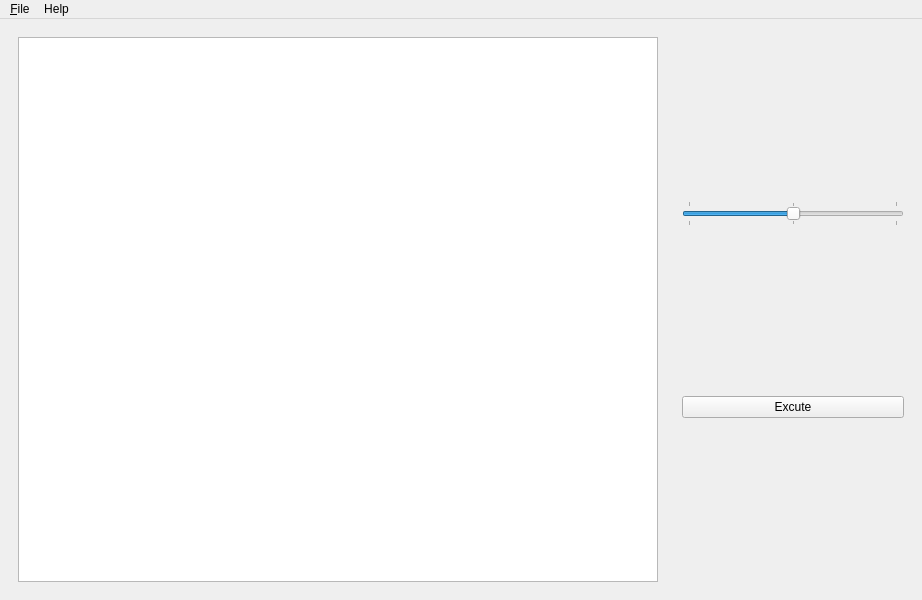
Old version of the form SimpleGraphicsEditor.ui in the repository Uskt2i/SimpleGraphicsEditor.
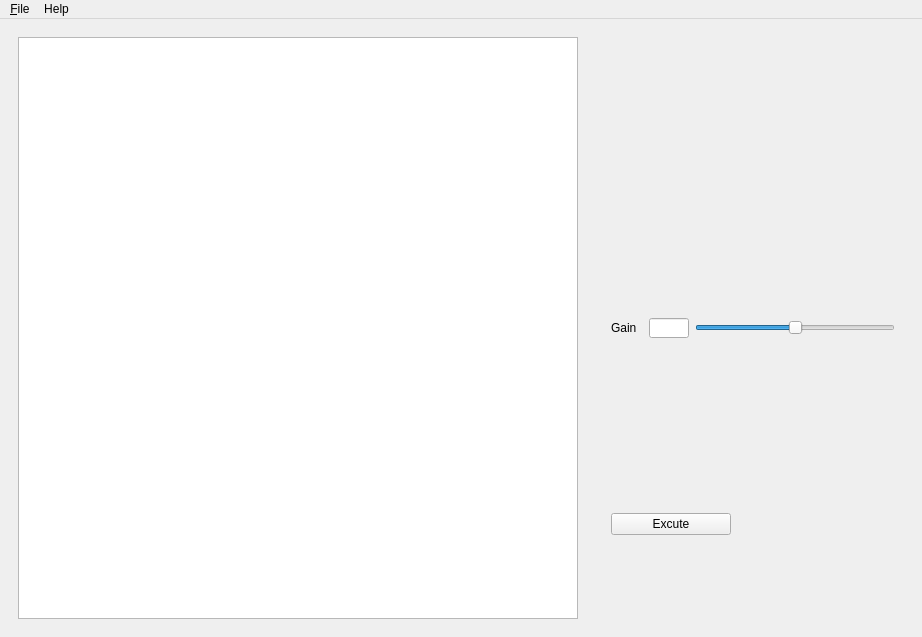
New version of the form.

```diff
--- a/SimpleGraphicsEditor.ui
+++ b/SimpleGraphicsEditor.ui
@@ -7,7 +7,7 @@
     <x>0</x>
     <y>0</y>
     <width>922</width>
-    <height>600</height>
+    <height>637</height>
    </rect>
   </property>
   <property name="windowTitle">
@@ -17,6 +17,12 @@
    <layout class="QHBoxLayout" name="horizontalLayout">
     <item>
      <widget class="QWidget" name="widget" native="true">
+      <property name="maximumSize">
+       <size>
+        <width>1280</width>
+        <height>720</height>
+       </size>
+      </property>
       <layout class="QVBoxLayout" name="verticalLayout">
        <property name="leftMargin">
         <number>9</number>
@@ -28,8 +34,8 @@
         <widget class="QGraphicsView" name="graphicsView">
          <property name="minimumSize">
           <size>
-           <width>640</width>
-           <height>360</height>
+           <width>0</width>
+           <height>0</height>
           </size>
          </property>
         </widget>
@@ -41,50 +47,102 @@
      <widget class="QWidget" name="widget_2" native="true">
       <property name="minimumSize">
        <size>
-        <width>240</width>
+        <width>320</width>
         <height>0</height>
        </size>
       </property>
+      <property name="maximumSize">
+       <size>
+        <width>320</width>
+        <height>16777215</height>
+       </size>
+      </property>
       <layout class="QVBoxLayout" name="verticalLayout_2">
        <item>
-        <widget class="QSlider" name="horizontalSlider">
+        <widget class="QWidget" name="widget_3" native="true">
          <property name="enabled">
-          <bool>true</bool>
-         </property>
-         <property name="maximum">
-          <number>2</number>
-         </property>
-         <property name="pageStep">
-          <number>10</number>
-         </property>
-         <property name="value">
-          <number>1</number>
-         </property>
-         <property name="sliderPosition">
-          <number>1</number>
-         </property>
-         <property name="orientation">
-          <enum>Qt::Horizontal</enum>
-         </property>
-         <property name="invertedAppearance">
           <bool>false</bool>
          </property>
-         <property name="invertedControls">
-          <bool>false</bool>
-         </property>
-         <property name="tickPosition">
-          <enum>QSlider::TicksBothSides</enum>
-         </property>
-         <property name="tickInterval">
-          <number>1</number>
-         </property>
+         <layout class="QVBoxLayout" name="verticalLayout_3"/>
         </widget>
        </item>
        <item>
-        <widget class="QPushButton" name="pushButton">
-         <property name="text">
-          <string>Excute</string>
-         </property>
+        <widget class="QWidget" name="widget_4" native="true">
+         <layout class="QHBoxLayout" name="horizontalLayout_2">
+          <item>
+           <widget class="QLabel" name="labelGain">
+            <property name="maximumSize">
+             <size>
+              <width>40</width>
+              <height>16777215</height>
+             </size>
+            </property>
+            <property name="text">
+             <string>Gain</string>
+            </property>
+           </widget>
+          </item>
+          <item>
+           <widget class="QLineEdit" name="lineEditGain">
+            <property name="minimumSize">
+             <size>
+              <width>40</width>
+              <height>0</height>
+             </size>
+            </property>
+            <property name="maximumSize">
+             <size>
+              <width>40</width>
+              <height>20</height>
+             </size>
+            </property>
+           </widget>
+          </item>
+          <item>
+           <widget class="QSlider" name="horizontalSliderGain">
+            <property name="minimumSize">
+             <size>
+              <width>200</width>
+              <height>0</height>
+             </size>
+            </property>
+            <property name="maximumSize">
+             <size>
+              <width>200</width>
+              <height>16777215</height>
+             </size>
+            </property>
+            <property name="maximum">
+             <number>200</number>
+            </property>
+            <property name="value">
+             <number>100</number>
+            </property>
+            <property name="orientation">
+             <enum>Qt::Horizontal</enum>
+            </property>
+           </widget>
+          </item>
+         </layout>
+        </widget>
+       </item>
+       <item>
+        <widget class="QWidget" name="widget_5" native="true">
+         <layout class="QVBoxLayout" name="verticalLayout_4">
+          <item>
+           <widget class="QPushButton" name="pushButtonExcute">
+            <property name="maximumSize">
+             <size>
+              <width>120</width>
+              <height>16777215</height>
+             </size>
+            </property>
+            <property name="text">
+             <string>Excute</string>
+            </property>
+           </widget>
+          </item>
+         </layout>
         </widget>
        </item>
       </layout>
```
Left out of the diff: 2 changed lines with no effect on the pictures.
